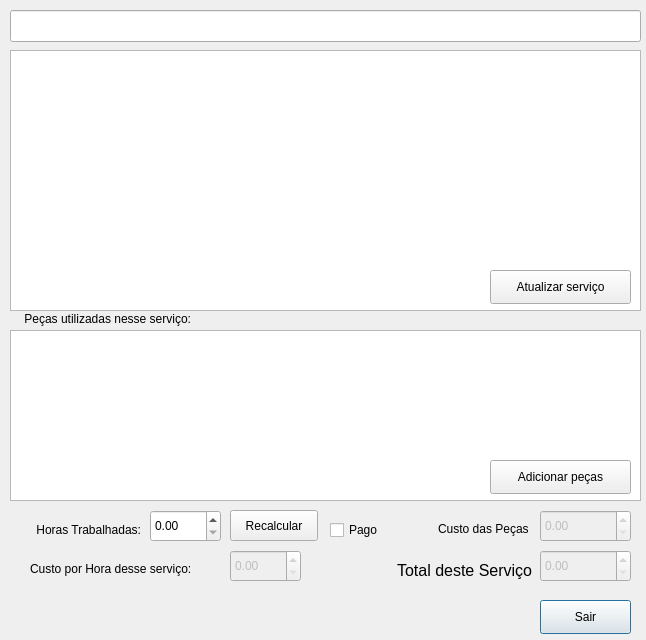
This is Client_Add_service.ui in bedi1982/Oficina as Qt 5 draws it before an edit. The edited form follows.
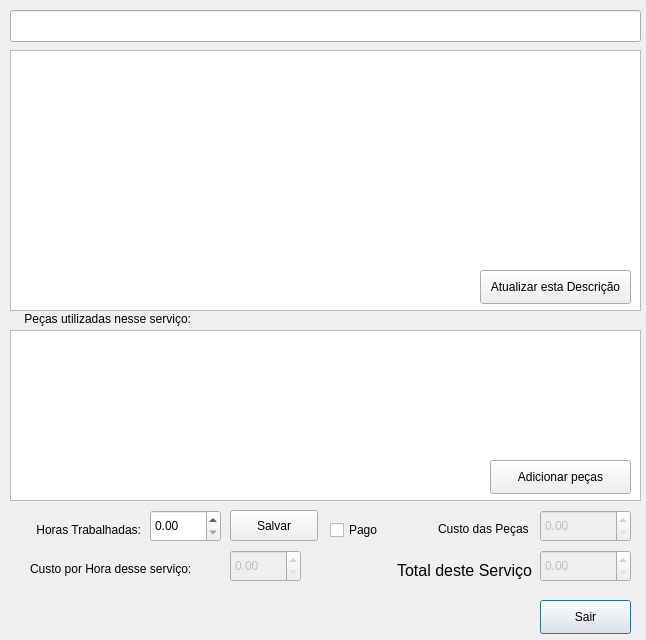
This is the edited form.

Commit message: Services description title and full description was inverted Disabled description writing as there is a button for this

Diff of the .ui file:
```diff
--- a/Client_Add_service.ui
+++ b/Client_Add_service.ui
@@ -205,14 +205,14 @@
    </property>
    <property name="geometry">
     <rect>
-     <x>490</x>
+     <x>480</x>
      <y>270</y>
-     <width>141</width>
+     <width>151</width>
      <height>34</height>
     </rect>
    </property>
    <property name="text">
-    <string>Atualizar serviço</string>
+    <string>Atualizar esta Descrição</string>
    </property>
   </widget>
   <widget class="QTextEdit" name="txt_Servicedescription">
@@ -245,7 +245,7 @@
     </rect>
    </property>
    <property name="text">
-    <string>Recalcular</string>
+    <string>Salvar</string>
    </property>
   </widget>
   <widget class="QDoubleSpinBox" name="Spin_HandWorkHours">
```
The commit also changes 6 other files.
